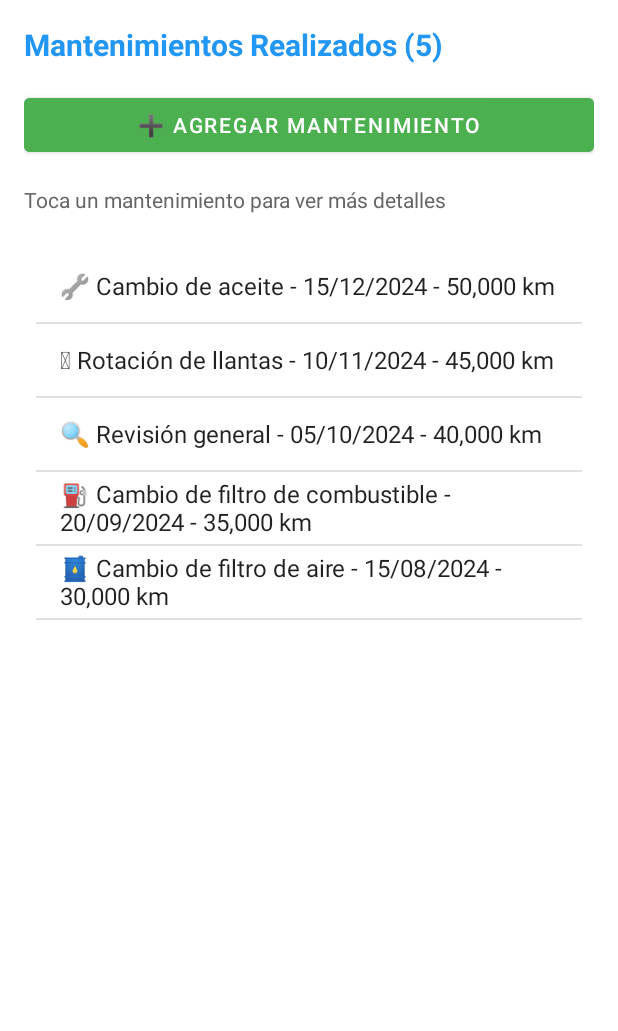
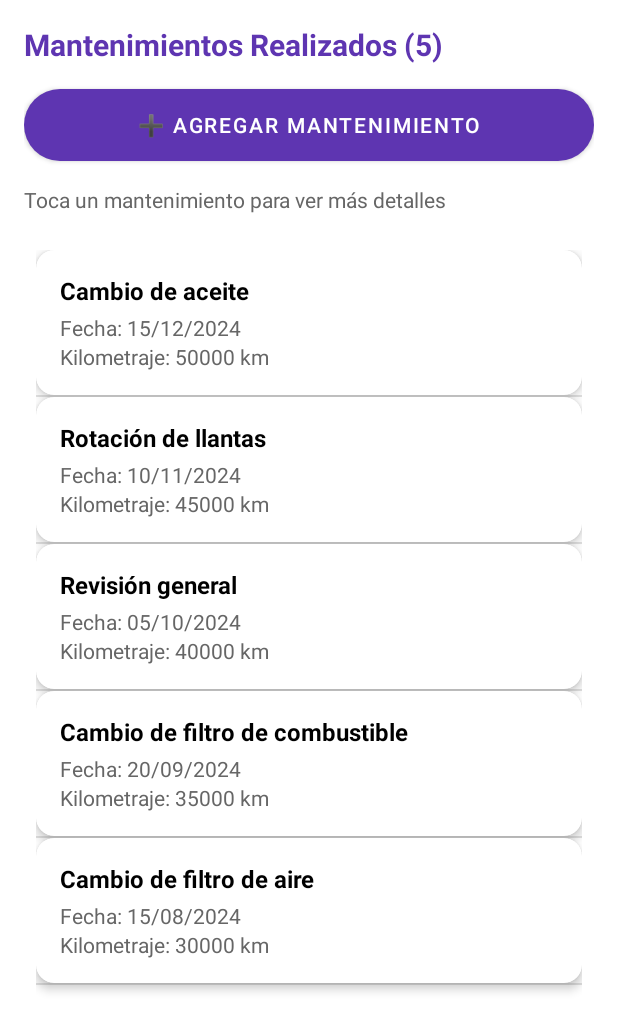
Before and after one commit to bcanales0510/AppVehicular, an Android app built with Jetpack Compose: the MantenimientosActivity screen opened directly, with no data from a screen before it, on a phone screen of 412 x 824 dp. Shown: the top 1031 px of the screen. Run offline under Robolectric (Android 15) with nearby library versions, the phone set to English and light mode, and no system bars.

Commit message:
mantenimiento configurado

```diff
--- /dev/null
+++ b/app/src/main/java/com/example/appvehicular/model/Mantenimiento.kt
@@ -0,0 +1,7 @@
+package com.example.appvehicular.model
+
+data class Mantenimiento(
+    val descripcion: String,
+    val fecha: String,
+    val kilometraje: Int
+)
--- a/app/src/main/java/com/example/appvehicular/uiapp/MainActivity.kt
+++ b/app/src/main/java/com/example/appvehicular/uiapp/MainActivity.kt
@@ -75,6 +75,7 @@ class MainActivity : AppCompatActivity(), OnMapReadyCallback {
 
         // Configurar menú lateral
         configurarToolbar()
+        configurarMenuLateral()
 
         // Cargar información del vehículo
         cargarInformacionVehiculo()
--- /dev/null
+++ b/app/src/main/java/com/example/appvehicular/uiapp/MantenimientoAdapter.kt
@@ -0,0 +1,33 @@
+package com.example.appvehicular.uiapp
+
+import android.content.Context
+import android.view.LayoutInflater
+import android.view.View
+import android.view.ViewGroup
+import android.widget.ArrayAdapter
+import android.widget.TextView
+import com.example.appvehicular.R
+import com.example.appvehicular.model.Mantenimiento
+
+class MantenimientoAdapter(
+    context: Context,
+    private val lista: List<Mantenimiento>
+) : ArrayAdapter<Mantenimiento>(context, 0, lista) {
+
+    override fun getView(position: Int, convertView: View?, parent: ViewGroup): View {
+        val view = convertView ?: LayoutInflater.from(context)
+            .inflate(R.layout.item_mantenimiento, parent, false)
+
+        val item = lista[position]
+
+        val txtDescripcion = view.findViewById<TextView>(R.id.txtDescripcion)
+        val txtFecha = view.findViewById<TextView>(R.id.txtFecha)
+        val txtKilometraje = view.findViewById<TextView>(R.id.txtKilometraje)
+
+        txtDescripcion.text = item.descripcion
+        txtFecha.text = "Fecha: ${item.fecha}"
+        txtKilometraje.text = "Kilometraje: ${item.kilometraje} km"
+
+        return view
+    }
+}
--- a/app/src/main/java/com/example/appvehicular/uiapp/MantenimientosActivity.kt
+++ b/app/src/main/java/com/example/appvehicular/uiapp/MantenimientosActivity.kt
@@ -15,6 +15,7 @@ import com.example.appvehicular.DATA.BDHelper
 import com.example.appvehicular.R
 import java.text.SimpleDateFormat
 import java.util.*
+import com.example.appvehicular.model.Mantenimiento
 
 class MantenimientosActivity : AppCompatActivity() {
 
@@ -23,8 +24,9 @@ class MantenimientosActivity : AppCompatActivity() {
     private lateinit var btnAgregarMantenimiento: Button
     private lateinit var dbHelper: BDHelper
     private lateinit var db: SQLiteDatabase
-    private lateinit var adapter: ArrayAdapter<String>
-    private val mantenimientos = mutableListOf<String>()
+    private lateinit var adapter: MantenimientoAdapter
+    private val mantenimientos = mutableListOf<Mantenimiento>()
+
 
     override fun onCreate(savedInstanceState: Bundle?) {
         super.onCreate(savedInstanceState)
@@ -42,8 +44,9 @@ class MantenimientosActivity : AppCompatActivity() {
         db = dbHelper.writableDatabase
 
         // Configurar adapter
-        adapter = ArrayAdapter(this, android.R.layout.simple_list_item_1, mantenimientos)
+        adapter = MantenimientoAdapter(this, mantenimientos)
         listViewMantenimientos.adapter = adapter
+
 
         // Configurar botón agregar
         btnAgregarMantenimiento.setOnClickListener {
@@ -63,15 +66,16 @@ class MantenimientosActivity : AppCompatActivity() {
         mantenimientos.clear()
 
         // Mantenimientos simulados
-        mantenimientos.add("🔧 Cambio de aceite - 15/12/2024 - 50,000 km")
-        mantenimientos.add("🛞 Rotación de llantas - 10/11/2024 - 45,000 km")
-        mantenimientos.add("🔍 Revisión general - 05/10/2024 - 40,000 km")
-        mantenimientos.add("⛽ Cambio de filtro de combustible - 20/09/2024 - 35,000 km")
-        mantenimientos.add("🛢️ Cambio de filtro de aire - 15/08/2024 - 30,000 km")
+        mantenimientos.add(Mantenimiento("Cambio de aceite", "15/12/2024", 50000))
+        mantenimientos.add(Mantenimiento("Rotación de llantas", "10/11/2024", 45000))
+        mantenimientos.add(Mantenimiento("Revisión general", "05/10/2024", 40000))
+        mantenimientos.add(Mantenimiento("Cambio de filtro de combustible", "20/09/2024", 35000))
+        mantenimientos.add(Mantenimiento("Cambio de filtro de aire", "15/08/2024", 30000))
 
         adapter.notifyDataSetChanged()
         txtTitulo.text = "Mantenimientos Realizados (${mantenimientos.size})"
     }
+
 
     private fun mostrarDialogoAgregarMantenimiento() {
         val dialogView = layoutInflater.inflate(R.layout.dialog_agregar_mantenimiento, null)
@@ -101,18 +105,22 @@ class MantenimientosActivity : AppCompatActivity() {
         try {
             val fecha = SimpleDateFormat("dd/MM/yyyy", Locale.getDefault()).format(Date())
 
-            val values = ContentValues().apply {
-                put("id_vehiculo", 1) // ID del vehículo actual
-                put("descripcion", descripcion)
-                put("fecha", fecha)
-                put("kilometraje", kilometraje)
-            }
+            // Crear el ContentValues correctamente
+            val values = ContentValues()
+            values.put("id_vehiculo", 1) // Puedes reemplazarlo con el ID real si lo tienes
+            values.put("descripcion", descripcion)
+            values.put("fecha", fecha)
+            values.put("kilometraje", kilometraje)
 
+            // Insertar en la base de datos
             val result = db.insert("mantenimientos", null, values)
 
             if (result != -1L) {
-                mantenimientos.add(0, "🔧 $descripcion - $fecha - $kilometraje km")
+                // Agregar a la lista y actualizar adaptador
+                val nuevoMantenimiento = Mantenimiento(descripcion, fecha, kilometraje)
+                mantenimientos.add(0, nuevoMantenimiento)
                 adapter.notifyDataSetChanged()
+
                 txtTitulo.text = "Mantenimientos Realizados (${mantenimientos.size})"
                 Toast.makeText(this, "Mantenimiento agregado exitosamente", Toast.LENGTH_SHORT).show()
             } else {
@@ -123,17 +131,27 @@ class MantenimientosActivity : AppCompatActivity() {
         }
     }
 
+
     private fun mostrarDetalleMantenimiento(position: Int) {
-        val mantenimiento = mantenimientos[position]
+        val mantenimiento = mantenimientos[position]  // mantenimiento es un objeto de tipo Mantenimiento
+
+        val mensaje = """
+         Descripción: ${mantenimiento.descripcion}
+         Fecha: ${mantenimiento.fecha}
+         Kilometraje: ${mantenimiento.kilometraje} km
+
+        Este mantenimiento fue realizado según el programa de mantenimiento preventivo del vehículo.
+    """.trimIndent()
 
         AlertDialog.Builder(this)
             .setTitle("Detalle del Mantenimiento")
-            .setMessage("$mantenimiento\n\nEste mantenimiento fue realizado según el programa de mantenimiento preventivo del vehículo.")
+            .setMessage(mensaje)
             .setPositiveButton("Entendido") { dialog, _ ->
                 dialog.dismiss()
             }
             .show()
     }
+
 
     override fun onDestroy() {
         super.onDestroy()
--- a/app/src/main/res/layout/activity_main.xml
+++ b/app/src/main/res/layout/activity_main.xml
@@ -4,7 +4,8 @@
     xmlns:app="http://schemas.android.com/apk/res-auto"
     android:id="@+id/drawer_layout"
     android:layout_width="match_parent"
-    android:layout_height="match_parent">
+    android:layout_height="match_parent"
+    android:background="#FFFFFF">
 
     <!-- CONTENIDO PRINCIPAL -->
     <LinearLayout
--- a/app/src/main/res/layout/activity_mantenimientos.xml
+++ b/app/src/main/res/layout/activity_mantenimientos.xml
@@ -13,7 +13,7 @@
         android:text="Mantenimientos del Vehículo"
         android:textSize="20sp"
         android:textStyle="bold"
-        android:textColor="#2196F3"
+        android:textColor="#5E35B1"
         android:layout_marginBottom="16dp"/>
 
     <Button
@@ -21,8 +21,9 @@
         android:layout_width="match_parent"
         android:layout_height="wrap_content"
         android:text="➕ Agregar Mantenimiento"
-        android:backgroundTint="#4CAF50"
-        android:textColor="#FFFFFF"
+        android:background="@drawable/rounded_button"
+
+      android:textColor="#FFFFFF"
         android:layout_marginBottom="16dp"/>
 
     <TextView
--- /dev/null
+++ b/app/src/main/res/layout/item_mantenimiento.xml
@@ -0,0 +1,43 @@
+<?xml version="1.0" encoding="utf-8"?>
+<androidx.cardview.widget.CardView xmlns:android="http://schemas.android.com/apk/res/android"
+    xmlns:card_view="http://schemas.android.com/apk/res-auto"
+    android:layout_width="match_parent"
+    android:layout_height="wrap_content"
+    android:layout_margin="15dp"
+    card_view:cardCornerRadius="12dp"
+    card_view:cardElevation="4dp">
+
+    <LinearLayout
+        android:layout_width="match_parent"
+        android:layout_height="wrap_content"
+        android:orientation="vertical"
+        android:padding="16dp">
+
+        <TextView
+            android:id="@+id/txtDescripcion"
+            android:layout_width="wrap_content"
+            android:layout_height="wrap_content"
+            android:text="Cambio de aceite"
+            android:textSize="16sp"
+            android:textStyle="bold"
+            android:textColor="#000000"/>
+
+        <TextView
+            android:id="@+id/txtFecha"
+            android:layout_width="wrap_content"
+            android:layout_height="wrap_content"
+            android:text="Fecha: 15/12/2024"
+            android:textSize="14sp"
+            android:textColor="#666666"
+            android:layout_marginTop="4dp"/>
+
+        <TextView
+            android:id="@+id/txtKilometraje"
+            android:layout_width="wrap_content"
+            android:layout_height="wrap_content"
+            android:text="Kilometraje: 50,000 km"
+            android:textSize="14sp"
+            android:textColor="#666666"/>
+    </LinearLayout>
+
+</androidx.cardview.widget.CardView>
```
